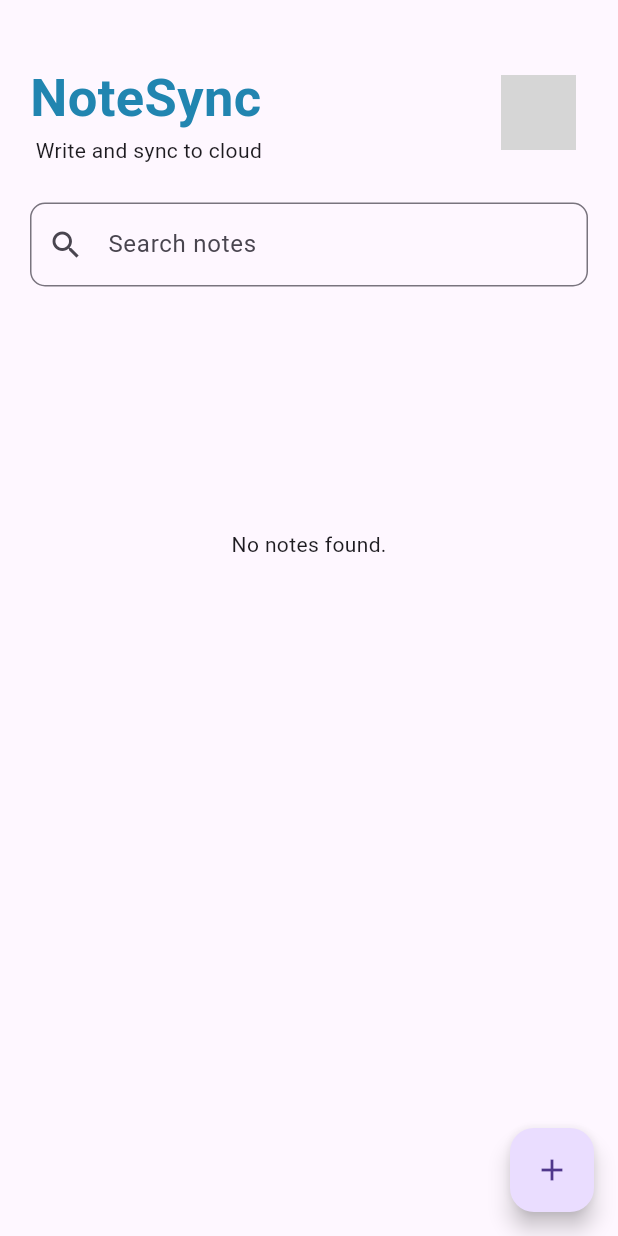
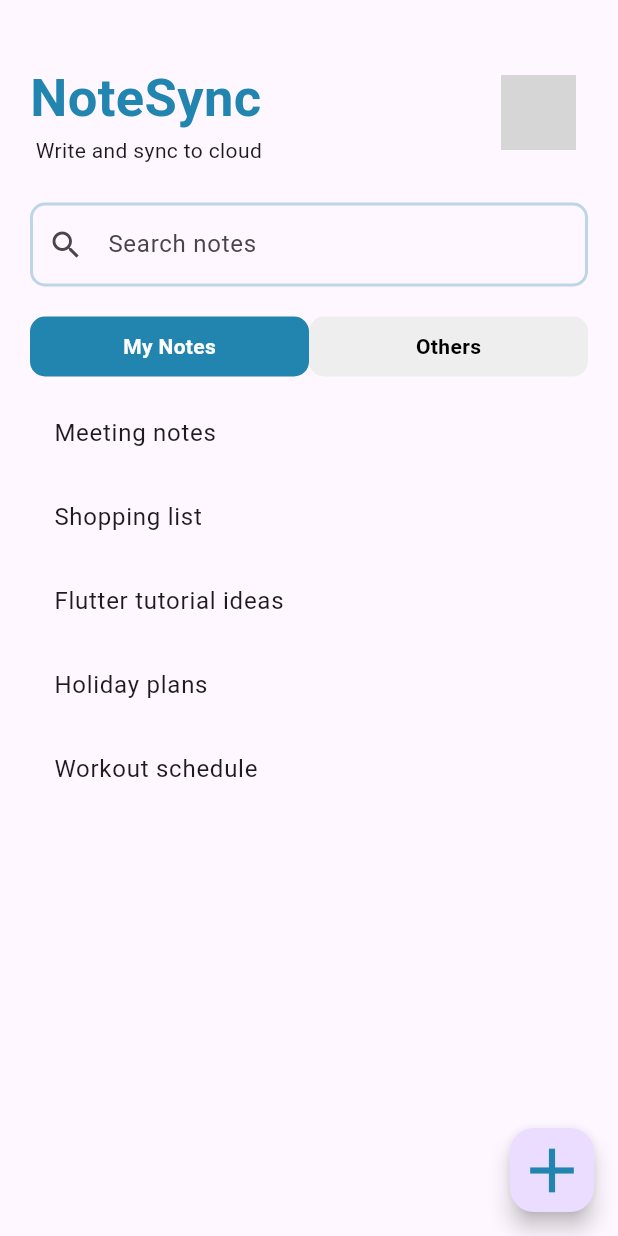
Before and after one commit to Onome15/notesync, a Flutter app: the screen it shows after launch, on a phone screen of 412 x 824 dp. Run offline on Flutter 3.47's test engine with Material 3 defaults, Android fonts, the light colour scheme and no system bars; our stand-ins replace firebase_auth, firebase_core, flutter_riverpod, flutter_spinkit, flutter_svg, fluttertoast and 3 more; accounts and stored records are empty; Roboto replaces fonts that are missing (Cantarell); grey boxes are pictures that could not be loaded.

Commit message:
added add notes page and colors

```diff
--- a/lib/main.dart
+++ b/lib/main.dart
@@ -1,7 +1,7 @@
 import 'package:flutter/material.dart';
 import 'package:firebase_core/firebase_core.dart';
 import 'package:notesync/screen/Home/home_page.dart';
-import 'package:notesync/screen/Home/search.dart';
+import 'package:notesync/screen/Home/notes/search.dart';
 import 'package:notesync/screen/launch/splash_screen.dart';
 import 'firebase_options.dart';
 import 'package:flutter_riverpod/flutter_riverpod.dart';
--- a/lib/screen/Home/Header/menu.dart
+++ b/lib/screen/Home/Header/menu.dart
@@ -8,6 +8,7 @@ import 'package:notesync/screen/Home/Header/profile.dart';
 import 'package:notesync/screen/Home/private.dart';
 
 Widget menu(BuildContext context, ref) {
+  Color primaryColor = const Color.fromRGBO(33, 133, 176, 1);
   return PopupMenuButton<String>(
       onSelected: (value) {
         if (value == 'profile') {
@@ -33,10 +34,10 @@ Widget menu(BuildContext context, ref) {
             fit: BoxFit.cover,
             errorBuilder: (context, error, stackTrace) {
               // Fallback to an icon if image loading fails
-              return const Icon(
+              return Icon(
                 Icons.person,
                 size: 50,
-                color: Colors.grey,
+                color: primaryColor,
               );
             },
           ),
--- a/lib/screen/Home/home_page.dart
+++ b/lib/screen/Home/home_page.dart
@@ -3,17 +3,27 @@ import 'package:flutter_riverpod/flutter_riverpod.dart'; // Assuming you're usin
 import 'package:notesync/screen/Home/Header/menu.dart';
 import 'package:notesync/screen/Home/Header/title.dart';
 
-import 'search.dart';
+import 'add_notes.dart';
+import 'notes/search.dart';
 
 class HomePage extends ConsumerWidget {
   const HomePage({super.key});
 
   @override
   Widget build(BuildContext context, WidgetRef ref) {
+    Color primaryColor = const Color.fromRGBO(33, 133, 176, 1);
+    Color secColor = const Color.fromRGBO(33, 133, 176, 0.3);
     return Scaffold(
       floatingActionButton: FloatingActionButton(
-        onPressed: () {},
-        child: const Icon(Icons.add),
+        onPressed: () => Navigator.push(
+          context,
+          MaterialPageRoute(builder: (context) => const AddNotes()),
+        ),
+        child: Icon(
+          Icons.add,
+          color: primaryColor,
+          size: 50,
+        ),
       ),
       body: SingleChildScrollView(
         child: Padding(
@@ -30,15 +40,7 @@ class HomePage extends ConsumerWidget {
               const SizedBox(height: 25),
               const SizedBox(
                 height: 400,
-                child: NotesSearch(
-                  notes: [
-                    "Meeting notes",
-                    "Shopping list",
-                    "Flutter tutorial ideas",
-                    "Holiday plans",
-                    "Workout schedule",
-                  ],
-                ),
+                child: NotesSearch(),
               ),
               const SizedBox(height: 30),
             ],
--- /dev/null
+++ b/lib/screen/Home/notes/my_notes.dart
@@ -0,0 +1,40 @@
+import 'package:flutter/material.dart';
+
+class MyNotes extends StatelessWidget {
+  final String searchQuery; // Accepts the search query
+
+  const MyNotes({super.key, required this.searchQuery});
+
+  @override
+  Widget build(BuildContext context) {
+    // Example notes list
+    final notes = [
+      "Meeting notes",
+      "Shopping list",
+      "Flutter tutorial ideas",
+      "Holiday plans",
+      "Workout schedule",
+    ];
+
+    // Filter notes based on the search query
+    final filteredNotes = notes
+        .where((note) => note.toLowerCase().contains(searchQuery.toLowerCase()))
+        .toList();
+
+    return filteredNotes.isNotEmpty
+        ? ListView.builder(
+            itemCount: filteredNotes.length,
+            itemBuilder: (context, index) {
+              return ListTile(
+                title: Text(filteredNotes[index]),
+              );
+            },
+          )
+        : const Center(
+            child: Text(
+              "No notes found.",
+              style: TextStyle(fontSize: 16, color: Colors.grey),
+            ),
+          );
+  }
+}
--- /dev/null
+++ b/lib/screen/Home/notes/search.dart
@@ -0,0 +1,95 @@
+//Search Notes based on title or both body and title maybe
+
+import 'package:flutter/material.dart';
+import 'my_notes.dart';
+import 'others.dart';
+import '../shared_methods.dart';
+
+class NotesSearch extends StatefulWidget {
+  const NotesSearch({super.key});
+
+  @override
+  NotesSearchState createState() => NotesSearchState();
+}
+
+class NotesSearchState extends State<NotesSearch> {
+  bool _showMyNotes = true; // Toggle state
+  String _searchQuery = ""; // Tracks the current search query
+  Color primaryColor = const Color.fromRGBO(33, 133, 176, 1);
+  Color secColor = const Color.fromRGBO(33, 133, 176, 0.3);
+
+  @override
+  Widget build(BuildContext context) {
+    return Scaffold(
+      body: Column(
+        children: [
+          // Search Field
+          TextField(
+              onChanged: (query) {
+                setState(() {
+                  _searchQuery = query;
+                });
+              },
+              textInputAction: TextInputAction.search,
+              decoration: textInputDecoration.copyWith(
+                prefixIcon: const Icon(Icons.search),
+                hintText: "Search notes",
+              )),
+          const SizedBox(height: 20),
+          // Toggle Menu
+          Row(
+            mainAxisAlignment: MainAxisAlignment.spaceEvenly,
+            children: [
+              toggleButton(
+                isSelected: _showMyNotes,
+                text: "My Notes",
+                showNotes: true,
+              ),
+              toggleButton(
+                isSelected: !_showMyNotes,
+                text: "Others",
+                showNotes: false,
+              ),
+            ],
+          ),
+          const SizedBox(height: 10),
+          // Render MyNotes or OtherNotes based on toggle
+          Expanded(
+            child: _showMyNotes
+                ? MyNotes(searchQuery: _searchQuery)
+                : OtherNotes(searchQuery: _searchQuery),
+          ),
+        ],
+      ),
+    );
+  }
+
+  /// Reusable Toggle Button Widget
+  Widget toggleButton({
+    required bool isSelected,
+    required String text,
+    required bool showNotes,
+  }) {
+    return Expanded(
+      child: GestureDetector(
+        onTap: () => setState(() => _showMyNotes = showNotes),
+        child: Container(
+          padding: const EdgeInsets.symmetric(vertical: 10),
+          decoration: BoxDecoration(
+            color: isSelected ? primaryColor : Colors.grey[200],
+            borderRadius: const BorderRadius.all(Radius.circular(10)),
+          ),
+          child: Center(
+            child: Text(
+              text,
+              style: TextStyle(
+                color: isSelected ? Colors.white : Colors.black,
+                fontWeight: FontWeight.bold,
+              ),
+            ),
+          ),
+        ),
+      ),
+    );
+  }
+}
--- a/lib/screen/Home/others.dart
+++ /dev/null
@@ -1,6 +0,0 @@
-//fetch public notes from firestore, notes that are made public
-//could also be removed from public
-//could be edited
-//could be deleted
-
-import 'package:flutter/material.dart';
--- a/lib/screen/Home/search.dart
+++ /dev/null
@@ -1,71 +0,0 @@
-import 'package:flutter/material.dart';
-
-class NotesSearch extends StatefulWidget {
-  final List<String> notes; // Pass a list of notes to search
-
-  const NotesSearch({super.key, required this.notes});
-
-  @override
-  NotesSearchState createState() => NotesSearchState();
-}
-
-class NotesSearchState extends State<NotesSearch> {
-  List<String> _filteredNotes = []; // Stores the filtered search results
-
-  @override
-  void initState() {
-    super.initState();
-    // _filteredNotes = widget.notes; // Initially show all notes
-  }
-
-  void _onSearch(String query) {
-    setState(() {
-      if (query.isEmpty) {
-        _filteredNotes = []; // Reset the list when the search field is cleared
-      } else {
-        _filteredNotes = widget.notes
-            .where((note) => note.toLowerCase().contains(query.toLowerCase()))
-            .toList(); // Filter notes by query
-      }
-    });
-  }
-
-  @override
-  Widget build(BuildContext context) {
-    return Scaffold(
-      body: Column(
-        children: [
-          TextField(
-            onChanged: _onSearch,
-            onSubmitted: _onSearch,
-            textInputAction: TextInputAction.search,
-            decoration: InputDecoration(
-              prefixIcon: const Icon(Icons.search),
-              hintText: "Search notes",
-              border: OutlineInputBorder(
-                borderRadius: BorderRadius.circular(10),
-                borderSide: const BorderSide(
-                  color: Colors.grey,
-                ),
-              ),
-            ),
-          ),
-          Expanded(
-            child: _filteredNotes.isNotEmpty
-                ? ListView.builder(
-                    itemCount: _filteredNotes.length,
-                    itemBuilder: (context, index) {
-                      return ListTile(
-                        title: Text(_filteredNotes[index]),
-                      );
-                    },
-                  )
-                : const Center(
-                    child: Text("No notes found."),
-                  ),
-          ),
-        ],
-      ),
-    );
-  }
-}
--- a/lib/screen/Home/shared_methods.dart
+++ b/lib/screen/Home/shared_methods.dart
@@ -1,3 +1,20 @@
 //shared methods in home page
 
 import 'package:flutter/material.dart';
+
+Color primaryColor = const Color.fromRGBO(33, 133, 176, 1);
+Color secColor = const Color.fromRGBO(33, 133, 176, 0.3);
+
+final textInputDecoration = InputDecoration(
+  border: OutlineInputBorder(
+    borderRadius: BorderRadius.circular(10),
+  ),
+  enabledBorder: OutlineInputBorder(
+    borderSide: BorderSide(color: secColor, width: 2),
+    borderRadius: BorderRadius.circular(10),
+  ),
+  focusedBorder: OutlineInputBorder(
+    borderSide: BorderSide(color: primaryColor, width: 2),
+    borderRadius: BorderRadius.circular(10),
+  ),
+);
--- a/pubspec.yaml
+++ b/pubspec.yaml
@@ -40,7 +40,7 @@ dependencies:
   shared_preferences: ^2.0.18
   flutter_riverpod: ^2.6.1
   flutter_svg: ^2.0.16
-
+  intl: ^0.20.1
 
   # The following adds the Cupertino Icons font to your application.
   # Use with the CupertinoIcons class for iOS style icons.
```
Also changed, not shown: lib/screen/Home/add_notes.dart (+141 -3 lines), lib/screen/Home/my_notes.dart (deleted, +0 -7 lines), lib/screen/Home/notes/others.dart (added, +40 -0 lines), pubspec.lock.
